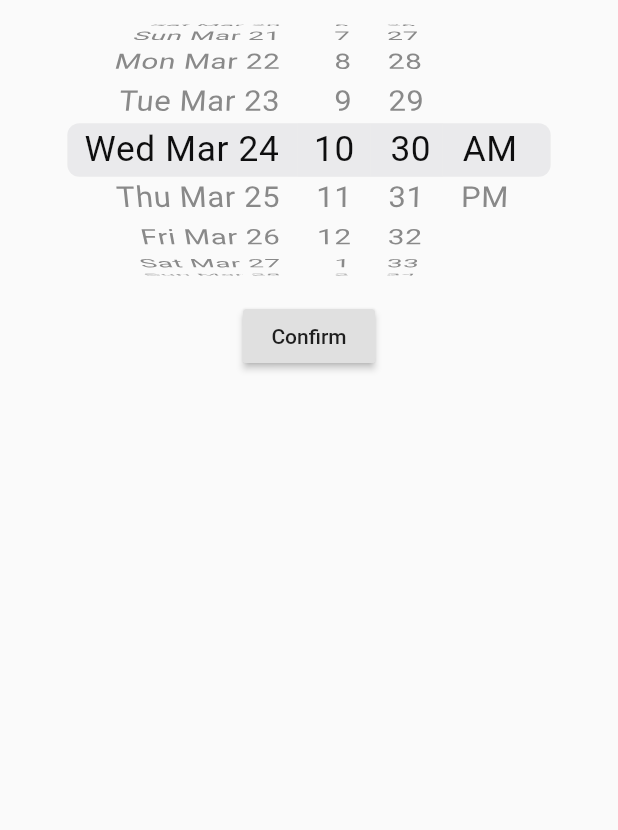
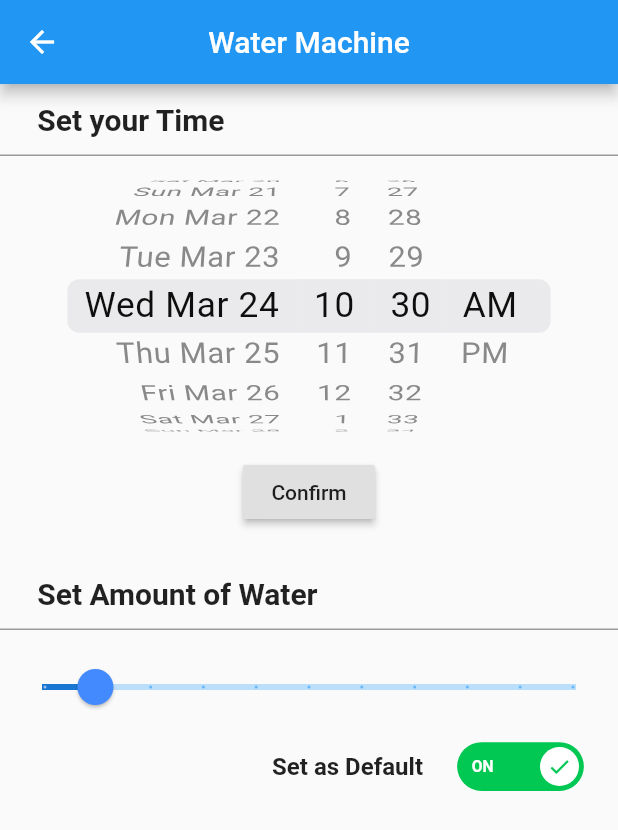
Before and after one commit to raymondk25/FoodMachineApp, a Flutter app: the WaterMachine screen opened directly, after a tap on "Setting", on a phone screen of 412 x 824 dp. Shown: the top 830 px of the screen. Run offline on Flutter 3.47's test engine with Material 2 defaults, Android fonts, the phone set to English and light mode, and no system bars; drawn by our look-alikes of lite_rolling_switch; our stand-ins replace splashscreen.

Commit message:
3/24/2021

```diff
--- a/lib/FoodMachine/FoodByDefault.dart
+++ b/lib/FoodMachine/FoodByDefault.dart
@@ -51,9 +51,8 @@ class _FoodByDefaultState extends State<FoodByDefault> {
                           ),
                         ),
                     ),
-
                   ],
-              )
+              ),
           ),
         )
     );
--- a/lib/FoodMachine/FoodMachine.dart
+++ b/lib/FoodMachine/FoodMachine.dart
@@ -1,8 +1,6 @@
 import 'package:flutter/material.dart';
-import 'package:zhuanti_app/FoodMachine/FoodByDefault.dart';
+import 'package:zhuanti_app/FoodMachine/Setting.dart';
 import 'package:zhuanti_app/HomePage.dart';
-import 'file:///C:/Users/Raymond/AndroidStudioProjects/zhuanti_app/lib/Setting.dart';
-import 'package:zhuanti_app/main.dart';
 
 class FoodMachine extends StatefulWidget {
   @override
@@ -23,7 +21,7 @@ class _FoodMachineState extends State<FoodMachine> {
           mainAxisAlignment: MainAxisAlignment.center,
           children: <Widget>[
             FlatButton(
-              onPressed: () => {Navigator.push(context, MaterialPageRoute(builder: (context) => FoodByDefault()))},
+              onPressed: () => {},
               color: Colors.redAccent,
               padding: EdgeInsets.only(
                   left: 150, right: 150, top: 30, bottom: 30),
--- a/lib/Setting.dart
+++ /dev/null
@@ -1,44 +0,0 @@
-import 'package:flutter/cupertino.dart';
-import 'package:flutter/material.dart';
-import 'package:zhuanti_app/main.dart';
-
-class Setting extends StatefulWidget {
-  @override
-  _SettingState createState() => _SettingState();
-}
-
-class _SettingState extends State<Setting> {
-
-  DateTime _dateTime = DateTime.now();
-
-  @override
-  Widget build(BuildContext context) {
-    return Scaffold(
-      body: Column(
-        children: <Widget>[
-          SizedBox(
-            height: 200,
-            child: CupertinoDatePicker(
-                initialDateTime: _dateTime ,
-                use24hFormat: false,
-                onDateTimeChanged: (dateTime){
-                  print(dateTime);
-                  setState(() {
-                    _dateTime = dateTime;
-                  });
-                }),
-          ),
-          RaisedButton(
-              child: Text('Confirm'),
-              onPressed: () {
-                showDialog(context: context,
-                    builder: (_) => AlertDialog(
-                      title: Text('The Date and Time you selected'),
-                      content: Text('${_dateTime.day}/${_dateTime.month}/${_dateTime.year}\n${_dateTime.hour}:${_dateTime.minute}'),
-                    ));
-              })
-        ],
-      ),
-    );
-  }
-}
--- /dev/null
+++ b/lib/WaterMachine/Setting.dart
@@ -0,0 +1,113 @@
+import 'package:flutter/cupertino.dart';
+import 'package:flutter/material.dart';
+import 'package:lite_rolling_switch/lite_rolling_switch.dart';
+
+class Setting extends StatefulWidget {
+  @override
+  _SettingState createState() => _SettingState();
+}
+
+class _SettingState extends State<Setting> {
+
+  double _sliderDiscreteValue = 1;
+  DateTime _dateTime = DateTime.now();
+
+  @override
+  Widget build(BuildContext context) {
+    return Scaffold(
+      appBar: AppBar(
+        centerTitle: true,
+        title: Text("Water Machine"),
+      ),
+      body: Column(
+        children: <Widget>[
+          TextField(
+              controller: TextEditingController(text: "     Set your Time"),
+              style: TextStyle(fontSize: 20,fontWeight: FontWeight.bold)
+          ),
+          SizedBox(
+            height: 200,
+            child: CupertinoDatePicker(
+                initialDateTime: _dateTime ,
+                use24hFormat: false,
+                onDateTimeChanged: (dateTime){
+                  print(dateTime);
+                  setState(() {
+                    _dateTime = dateTime;
+                  });
+                }),
+          ),
+          RaisedButton(
+              child: Text('Confirm'),
+              onPressed: () {
+                showDialog(context: context,
+                    builder: (_) => AlertDialog(
+                      title: Text('The Date and Time you selected'),
+                      content: Text('${_dateTime.day}/${_dateTime.month}/${_dateTime.year}\n${_dateTime.hour}:${_dateTime.minute}'),
+                    ));
+              }),
+          SizedBox(height: 20,),
+          TextField(
+              controller: TextEditingController(text: "     Set Amount of Water"),
+              style: TextStyle(fontSize: 20,fontWeight: FontWeight.bold)
+          ),
+          SizedBox(height: 10,),
+          Row(
+            mainAxisAlignment: MainAxisAlignment.spaceEvenly,
+            mainAxisSize: MainAxisSize.max,
+            children: [
+              new Expanded(
+                child: SliderTheme(
+                  data: SliderTheme.of(context).copyWith(
+                    activeTrackColor: Colors.blue[700],
+                    inactiveTrackColor: Colors.blue[100],
+                    trackShape: RectangularSliderTrackShape(),
+                    trackHeight: 4.0,
+                    thumbColor: Colors.blueAccent,
+                    thumbShape: RoundSliderThumbShape(enabledThumbRadius: 12.0),
+                    overlayColor: Colors.blue.withAlpha(32),
+                    overlayShape: RoundSliderOverlayShape(overlayRadius: 28.0),
+                  ),
+                  child: Slider(
+                    value: _sliderDiscreteValue,
+                    min: 0,
+                    max: 10,
+                    divisions: 10,
+                    label: _sliderDiscreteValue.round().toString(),
+                    onChanged: (value) {
+                      setState(() {
+                        _sliderDiscreteValue = value;
+                      });
+                    },
+                  ),
+                ),
+              ),
+            ],
+          ),
+          Row(
+            mainAxisAlignment: MainAxisAlignment.end,
+            children: [
+              Text('Set as Default',style: TextStyle(fontWeight: FontWeight.bold, fontSize: 16)),
+              Transform.scale(
+                scale: 0.65,
+                child: LiteRollingSwitch(
+                  value: true,
+                  textOn: 'ON',
+                  textOff: 'OFF',
+                  colorOn: Colors.greenAccent[700],
+                  colorOff: Colors.redAccent[700],
+                  iconOn: Icons.done,
+                  iconOff: Icons.remove_circle_outline,
+                  textSize: 16.0,
+                  onChanged: (bool state) {
+                    //Use it to manage the different states
+                    print('Current State of SWITCH IS: $state');
+                  },
+                ),)
+            ],
+          ),
+        ],
+      ),
+    );
+  }
+}
--- a/lib/main.dart
+++ b/lib/main.dart
@@ -16,7 +16,7 @@ class _MyAppState extends State<MyApp> {
     return new SplashScreen(
         seconds: 8,
         navigateAfterSeconds: new HomePage(),
-        title: new Text('Welcome to FoodMachine APP',
+        title: new Text('Welcome to FeedingMachine APP',
           style: new TextStyle(
               fontWeight: FontWeight.bold,
               fontSize: 20.0
@@ -25,7 +25,7 @@ class _MyAppState extends State<MyApp> {
         backgroundColor: Colors.white,
         styleTextUnderTheLoader: new TextStyle(),
         photoSize: 100.0,
-        onClick: ()=>print("Flutter Egypt"),
+        onClick: ()=>print("Loading....."),
         loaderColor: Colors.red
     );
   }
--- a/pubspec.yaml
+++ b/pubspec.yaml
@@ -32,6 +32,7 @@ dependencies:
   animated_splash_screen: ^1.0.1
   flutter_cupertino_date_picker: ^1.0.26+2
   splashscreen: ^1.2.0
+  lite_rolling_switch: ^0.1.1
 
 dev_dependencies:
   flutter_test:
```
Also changed, not shown: lib/FoodMachine/Setting.dart (added, +115 -0 lines), lib/WaterMachine/WaterMachine.dart (+2 -6 lines).
